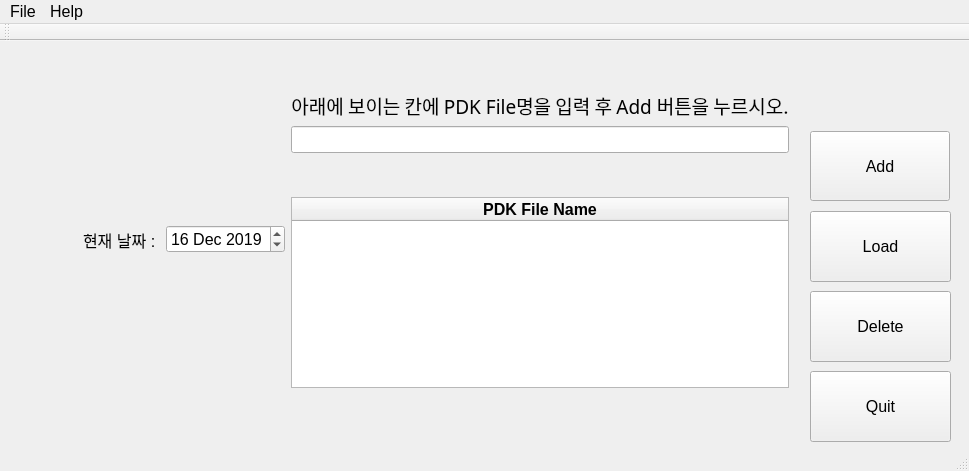
Qt form JungWoo/pdkFileManagement/mainwindow.ui (dlawjddnrj/git_test) before a commit.
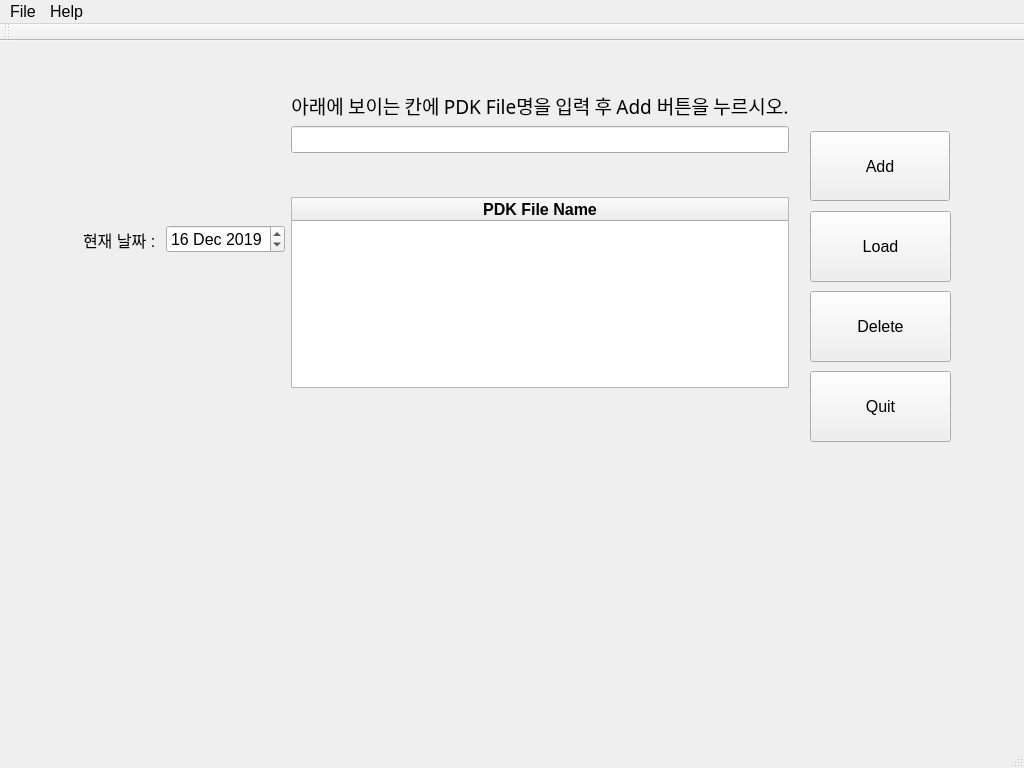
The same form after that commit. Icons and pictures are not drawn.

Diff of the .ui file:
```diff
--- a/JungWoo/pdkFileManagement/mainwindow.ui
+++ b/JungWoo/pdkFileManagement/mainwindow.ui
@@ -6,8 +6,8 @@
    <rect>
     <x>0</x>
     <y>0</y>
-    <width>969</width>
-    <height>471</height>
+    <width>1024</width>
+    <height>768</height>
    </rect>
   </property>
   <property name="font">
@@ -276,7 +276,7 @@
     <rect>
      <x>0</x>
      <y>0</y>
-     <width>969</width>
+     <width>1024</width>
      <height>21</height>
     </rect>
    </property>
```
